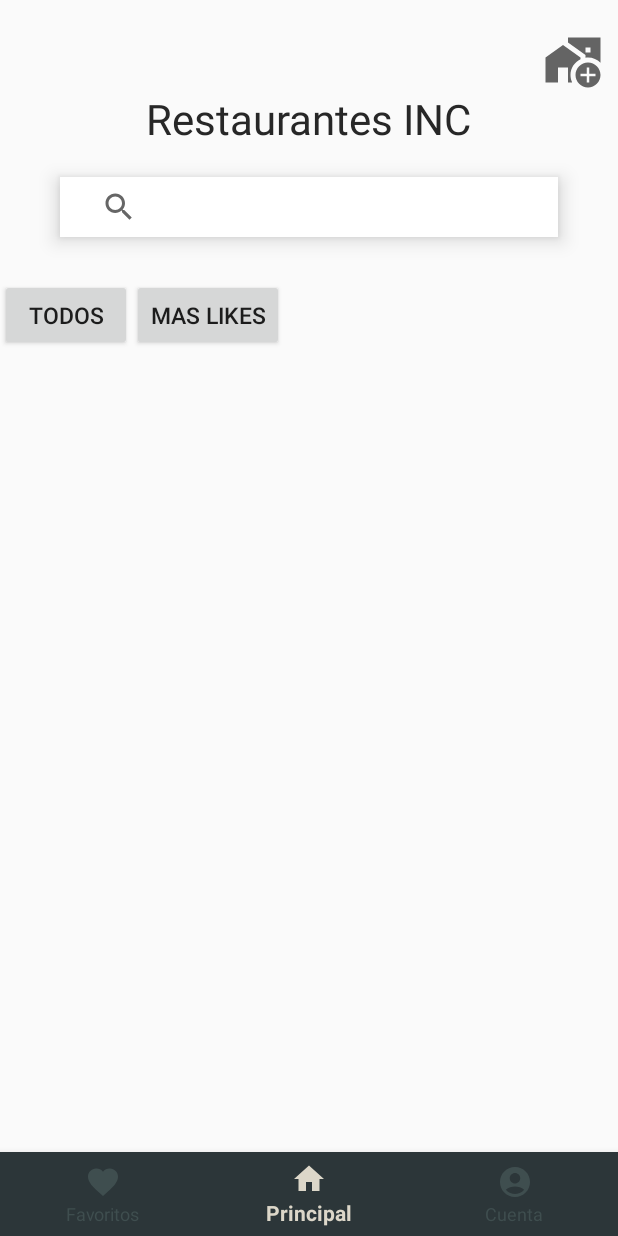
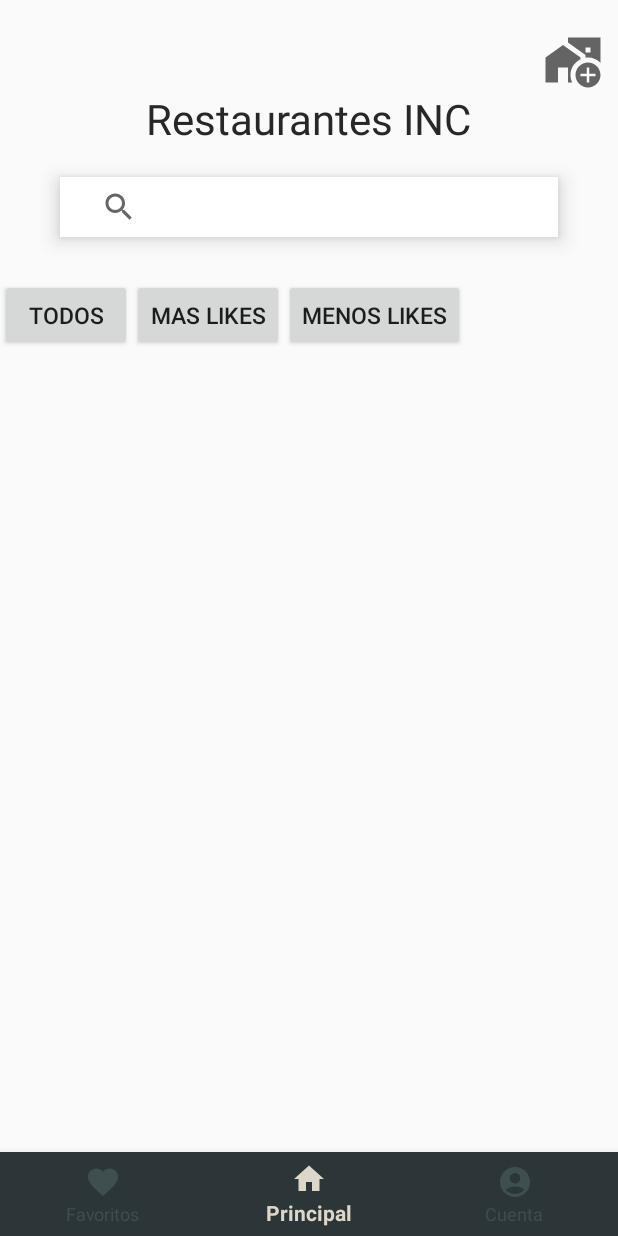
Before and after one commit to rey4800/App-Restaurant-IGF, an Android app: the screen it shows after launch (MenuPrincipal), on a phone screen of 412 x 824 dp. Run offline under Robolectric (Android 15) with nearby library versions, the phone set to English and light mode, and no system bars; our stand-ins replace Firebase (no records; nobody signed in at launch, a user with empty details on screens opened directly).

Commit message:
Filtrar por cantidad de like terminado

```diff
--- a/app/src/main/AndroidManifest.xml
+++ b/app/src/main/AndroidManifest.xml
@@ -34,7 +34,7 @@
         -->
         <meta-data
             android:name="com.google.android.geo.API_KEY"
-            android:value="${MAPS_API_KEY}" />
+            android:value="AIzaSyAE_ZAa4u-PSb2GkkxqyuvshjdPyQl6pfA" />
 
         <activity
             android:name=".MapsActivity"
--- a/app/src/main/res/layout/activity_menu_principal.xml
+++ b/app/src/main/res/layout/activity_menu_principal.xml
@@ -77,19 +77,31 @@
                 android:layout_height="wrap_content"
                 android:orientation="horizontal"
                 android:layout_marginBottom="15dp">
+
                 <Button
                     android:id="@+id/btnTodos"
                     android:layout_width="wrap_content"
                     android:layout_height="wrap_content"
                     android:layout_marginTop="8dp"
+                    android:onClick="btnTodos"
                     android:text="Todos"
                     android:textSize="15sp" />
+
                 <Button
                     android:id="@+id/btnMasLikes"
                     android:layout_width="wrap_content"
                     android:layout_height="wrap_content"
                     android:layout_marginTop="8dp"
+                    android:onClick="btnMasLikes"
                     android:text="Mas likes"
+                    android:textSize="15sp" />
+                <Button
+                    android:id="@+id/btnMenosLike"
+                    android:layout_width="wrap_content"
+                    android:layout_height="wrap_content"
+                    android:layout_marginTop="8dp"
+                    android:onClick="btnMenosLike"
+                    android:text="Menos likes"
                     android:textSize="15sp" />
 
             </LinearLayout>
```
Also changed, not shown: app/src/main/java/com/example/app_restaurant/MenuPrincipal.java (+58 -3 lines).
